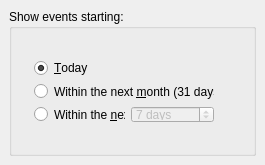
This is kontact/plugins/korganizer/apptsummaryconfig_base.ui in chusopr/kdepim-ktimetracker-akonadi as Qt 5 draws it before an edit. The edited form follows.
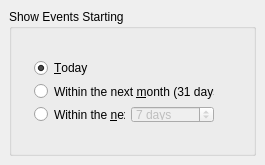
This is the edited form.

```diff
--- a/kontact/plugins/korganizer/apptsummaryconfig_base.ui
+++ b/kontact/plugins/korganizer/apptsummaryconfig_base.ui
@@ -33,7 +33,7 @@
    <item>
     <widget class="QGroupBox" name="mDaysGroup" >
      <property name="title" >
-      <string>Show events starting:</string>
+      <string>Show Events Starting</string>
      </property>
      <widget class="QWidget" name="" >
       <property name="geometry" >
```
